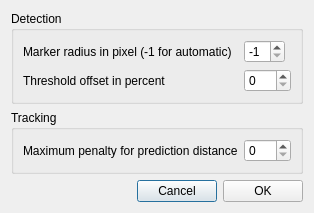
The window that src/ui/ui-files/MarkerDialog.ui (XROMMPackages/xmalab) describes before a commit, drawn with Qt 5.
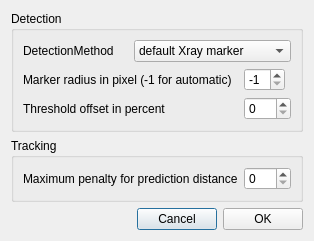
The same window after the commit. Icons and pictures are not drawn.

Commit message: Added the option to change the marker detectionmethod and added a blobdetection.

Diff of the .ui file:
```diff
--- a/src/ui/ui-files/MarkerDialog.ui
+++ b/src/ui/ui-files/MarkerDialog.ui
@@ -7,7 +7,7 @@
     <x>0</x>
     <y>0</y>
     <width>313</width>
-    <height>185</height>
+    <height>204</height>
    </rect>
   </property>
   <property name="sizePolicy">
@@ -45,14 +45,20 @@
       <string>Detection</string>
      </property>
      <layout class="QGridLayout" name="gridLayout">
-      <item row="0" column="0">
-       <widget class="QLabel" name="label">
-        <property name="text">
-         <string>Marker radius in pixel (-1 for automatic)</string>
+      <item row="2" column="2">
+       <widget class="QSpinBox" name="spinBox_ThresholdOffset">
+        <property name="sizePolicy">
+         <sizepolicy hsizetype="Maximum" vsizetype="Fixed">
+          <horstretch>0</horstretch>
+          <verstretch>0</verstretch>
+         </sizepolicy>
+        </property>
+        <property name="maximum">
+         <number>100</number>
         </property>
        </widget>
       </item>
-      <item row="0" column="1">
+      <item row="1" column="2">
        <widget class="QSpinBox" name="spinBox_MarkerRadius">
         <property name="sizePolicy">
          <sizepolicy hsizetype="Maximum" vsizetype="Fixed">
@@ -71,26 +77,41 @@
         </property>
        </widget>
       </item>
-      <item row="1" column="0">
+      <item row="0" column="0">
+       <widget class="QLabel" name="label_4">
+        <property name="text">
+         <string>DetectionMethod</string>
+        </property>
+       </widget>
+      </item>
+      <item row="0" column="1" colspan="2">
+       <widget class="QComboBox" name="comboBox_Method">
+        <item>
+         <property name="text">
+          <string>default Xray marker</string>
+         </property>
+        </item>
+        <item>
+         <property name="text">
+          <string>Blobdetection</string>
+         </property>
+        </item>
+       </widget>
+      </item>
+      <item row="1" column="0" colspan="2">
+       <widget class="QLabel" name="label">
+        <property name="text">
+         <string>Marker radius in pixel (-1 for automatic)</string>
+        </property>
+       </widget>
+      </item>
+      <item row="2" column="0" colspan="2">
        <widget class="QLabel" name="label_2">
         <property name="text">
          <string>Threshold offset in percent</string>
         </property>
        </widget>
       </item>
-      <item row="1" column="1">
-       <widget class="QSpinBox" name="spinBox_ThresholdOffset">
-        <property name="sizePolicy">
-         <sizepolicy hsizetype="Maximum" vsizetype="Fixed">
-          <horstretch>0</horstretch>
-          <verstretch>0</verstretch>
-         </sizepolicy>
-        </property>
-        <property name="maximum">
-         <number>100</number>
-        </property>
-       </widget>
-      </item>
      </layout>
     </widget>
    </item>
```
The commit also changes 7 other files.
